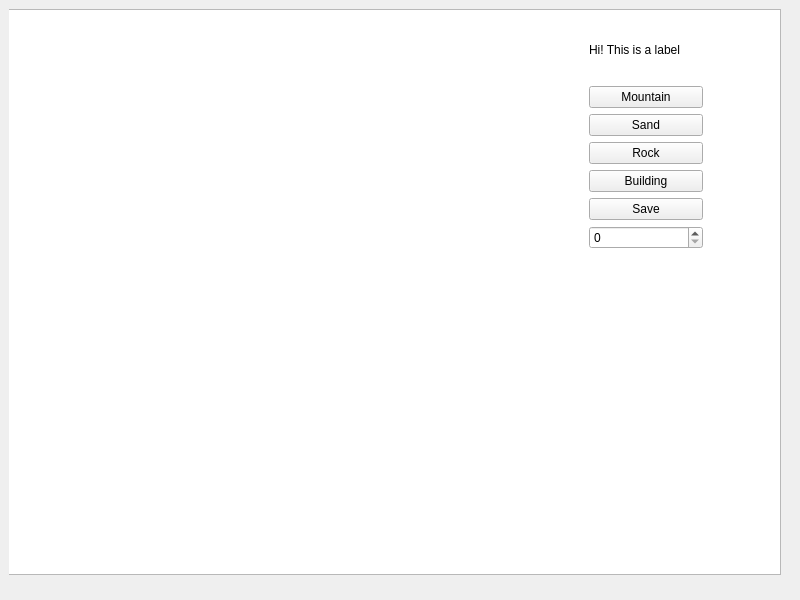
First picture: the form in game/editor/mainwindow.ui, repository ivanGrzegorczyk/TP-Final-Dune-Grupo-1, before the edit.
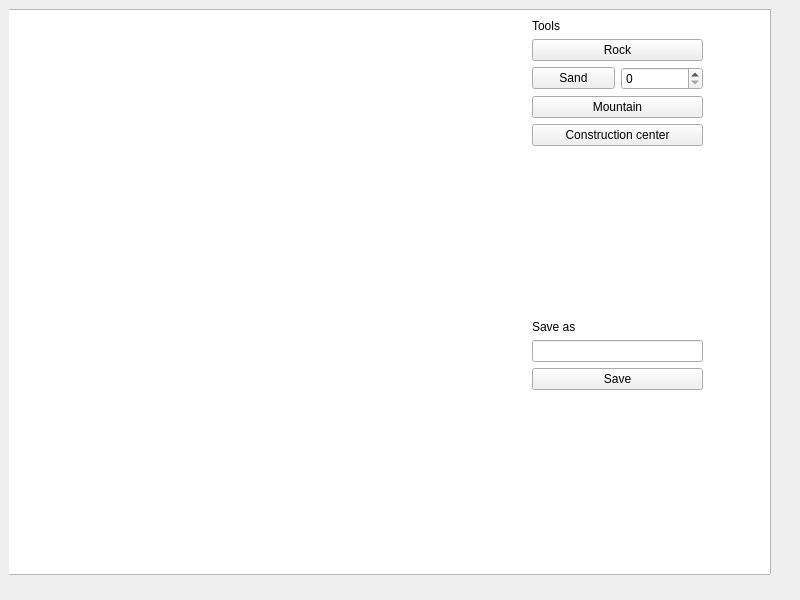
Second picture: the form after the edit.

```diff
--- a/game/editor/mainwindow.ui
+++ b/game/editor/mainwindow.ui
@@ -23,7 +23,7 @@
       <widget class="QGraphicsView" name="view">
        <property name="geometry">
         <rect>
-         <x>-10</x>
+         <x>-20</x>
          <y>0</y>
          <width>782</width>
          <height>566</height>
@@ -36,31 +36,17 @@
       <widget class="QWidget" name="verticalLayoutWidget">
        <property name="geometry">
         <rect>
-         <x>580</x>
+         <x>523</x>
          <y>10</y>
-         <width>114</width>
-         <height>230</height>
+         <width>171</width>
+         <height>371</height>
         </rect>
        </property>
        <layout class="QVBoxLayout" name="button_container">
         <item>
          <widget class="QLabel" name="label">
           <property name="text">
-           <string>Hi! This is a label</string>
-          </property>
-         </widget>
-        </item>
-        <item>
-         <widget class="QPushButton" name="edit_button_1">
-          <property name="text">
-           <string>Mountain</string>
-          </property>
-         </widget>
-        </item>
-        <item>
-         <widget class="QPushButton" name="edit_button_2">
-          <property name="text">
-           <string>Sand</string>
+           <string>Tools</string>
           </property>
          </widget>
         </item>
@@ -71,13 +57,57 @@
           </property>
          </widget>
         </item>
+        <item>
+         <layout class="QHBoxLayout" name="horizontalLayout">
+          <item>
+           <widget class="QPushButton" name="edit_button_2">
+            <property name="text">
+             <string>Sand</string>
+            </property>
+           </widget>
+          </item>
+          <item>
+           <widget class="QSpinBox" name="spinBox"/>
+          </item>
+         </layout>
+        </item>
+        <item>
+         <widget class="QPushButton" name="edit_button_1">
+          <property name="text">
+           <string>Mountain</string>
+          </property>
+         </widget>
+        </item>
         <item>
          <widget class="QPushButton" name="building_button">
           <property name="text">
-           <string>Building</string>
+           <string>Construction center</string>
           </property>
          </widget>
         </item>
+        <item>
+         <spacer name="verticalSpacer">
+          <property name="orientation">
+           <enum>Qt::Vertical</enum>
+          </property>
+          <property name="sizeHint" stdset="0">
+           <size>
+            <width>20</width>
+            <height>40</height>
+           </size>
+          </property>
+         </spacer>
+        </item>
+        <item>
+         <widget class="QLabel" name="label_2">
+          <property name="text">
+           <string>Save as</string>
+          </property>
+         </widget>
+        </item>
+        <item>
+         <widget class="QLineEdit" name="filename"/>
+        </item>
         <item>
          <widget class="QPushButton" name="save_button">
           <property name="text">
@@ -85,9 +115,6 @@
           </property>
          </widget>
         </item>
-        <item>
-         <widget class="QSpinBox" name="spinBox"/>
-        </item>
        </layout>
       </widget>
      </widget>
```
